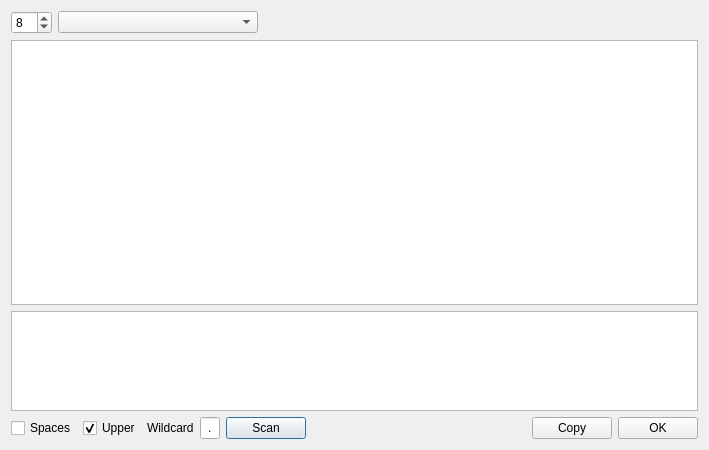
Qt form dialogmultidisasmsignature.ui (horsicq/XDisasmView) before a commit.
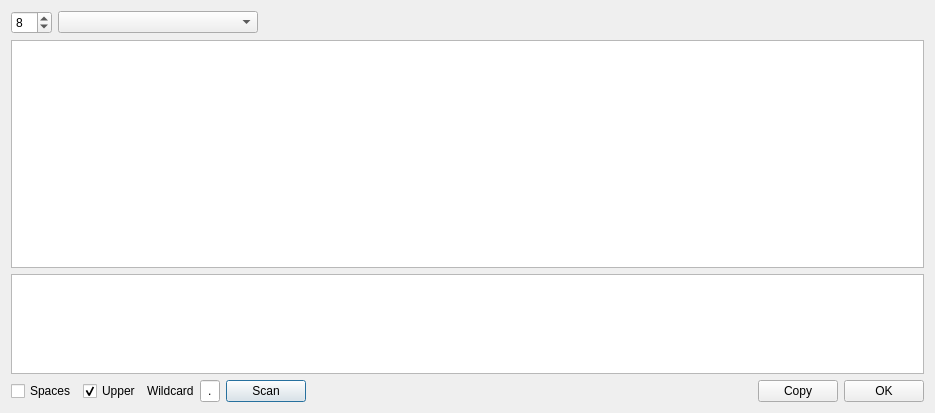
The same form after that commit.

Diff of the .ui file:
```diff
--- a/dialogmultidisasmsignature.ui
+++ b/dialogmultidisasmsignature.ui
@@ -9,8 +9,8 @@
    <rect>
     <x>0</x>
     <y>0</y>
-    <width>709</width>
-    <height>450</height>
+    <width>935</width>
+    <height>413</height>
    </rect>
   </property>
   <property name="windowTitle">
@@ -100,8 +100,8 @@
       <string notr="true">&lt;!DOCTYPE HTML PUBLIC &quot;-//W3C//DTD HTML 4.0//EN&quot; &quot;http://www.w3.org/TR/REC-html40/strict.dtd&quot;&gt;
 &lt;html&gt;&lt;head&gt;&lt;meta name=&quot;qrichtext&quot; content=&quot;1&quot; /&gt;&lt;style type=&quot;text/css&quot;&gt;
 p, li { white-space: pre-wrap; }
-&lt;/style&gt;&lt;/head&gt;&lt;body style=&quot; font-family:'MS Shell Dlg 2'; font-size:8.25pt; font-weight:400; font-style:normal;&quot;&gt;
-&lt;p style=&quot;-qt-paragraph-type:empty; margin-top:0px; margin-bottom:0px; margin-left:0px; margin-right:0px; -qt-block-indent:0; text-indent:0px;&quot;&gt;&lt;br /&gt;&lt;/p&gt;&lt;/body&gt;&lt;/html&gt;</string>
+&lt;/style&gt;&lt;/head&gt;&lt;body style=&quot; font-family:'Ubuntu'; font-size:11pt; font-weight:400; font-style:normal;&quot;&gt;
+&lt;p style=&quot;-qt-paragraph-type:empty; margin-top:0px; margin-bottom:0px; margin-left:0px; margin-right:0px; -qt-block-indent:0; text-indent:0px; font-family:'MS Shell Dlg 2'; font-size:8.25pt;&quot;&gt;&lt;br /&gt;&lt;/p&gt;&lt;/body&gt;&lt;/html&gt;</string>
      </property>
     </widget>
    </item>
```
